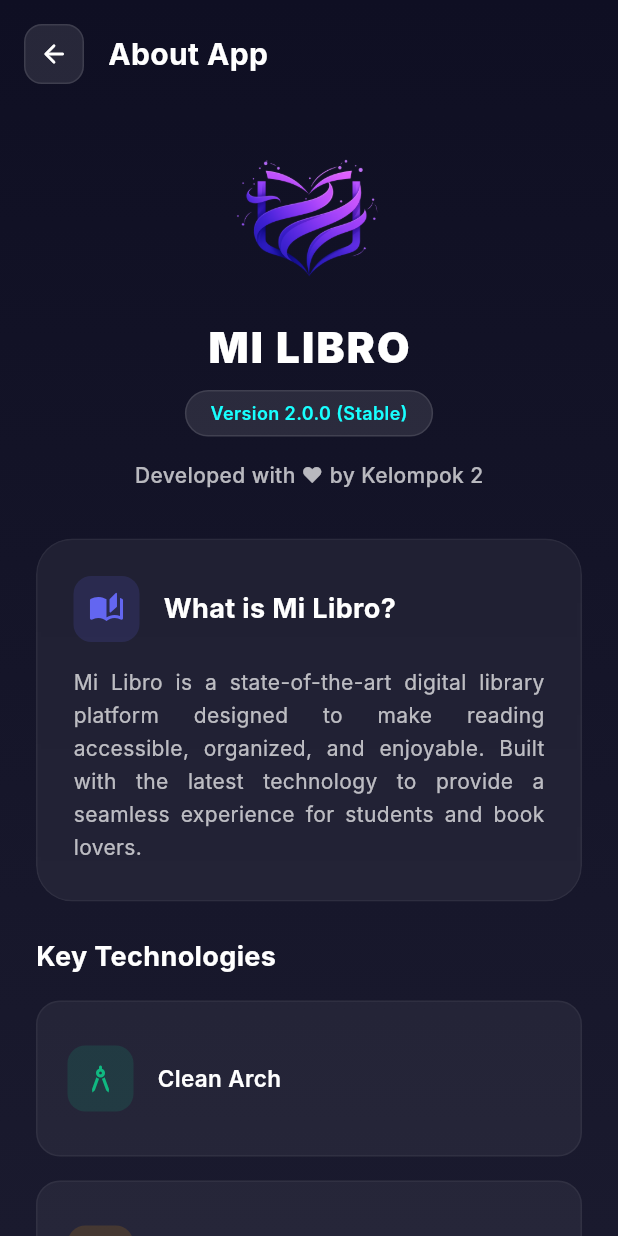
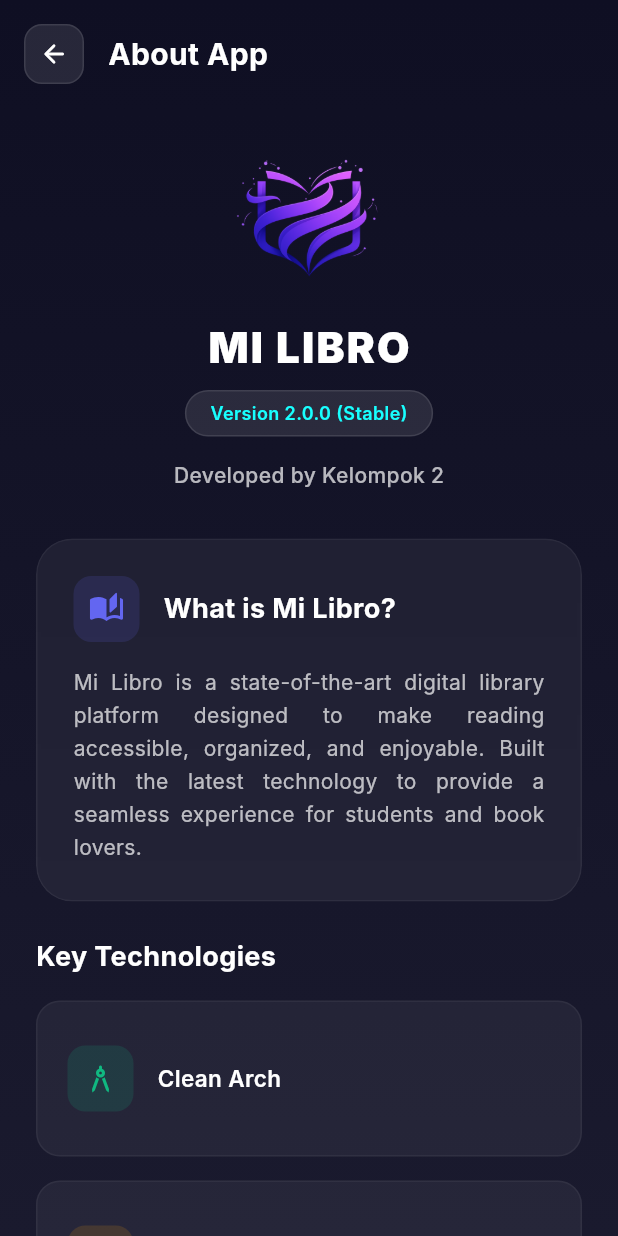
Before and after one commit to Dammar-Sanggalie/Mi_Libro, a Flutter app: the AboutScreen screen opened by its route, on a phone screen of 412 x 824 dp. Run offline on Flutter 3.47's test engine with Material 3 defaults, Android fonts, the phone set to English and light mode, and no system bars; our stand-ins replace bloc, cached_network_image, dio, equatable, flutter_bloc, go_router and 1 more; missing offline and left inert: epub_view; accounts and stored records are empty; Roboto replaces fonts that are missing (Inter).

Commit message:
feat: update AboutScreen footer text for clarity

```diff
--- a/lib/presentation/pages/about_screen.dart
+++ b/lib/presentation/pages/about_screen.dart
@@ -197,7 +197,7 @@ class _AboutScreenState extends State<AboutScreen>
         ),
         const SizedBox(height: 16),
         const Text(
-          "Developed with ❤️ by Kelompok 2",
+          "Developed by Kelompok 2",
           style: TextStyle(
             color: Colors.white70,
             fontSize: 14,
```
